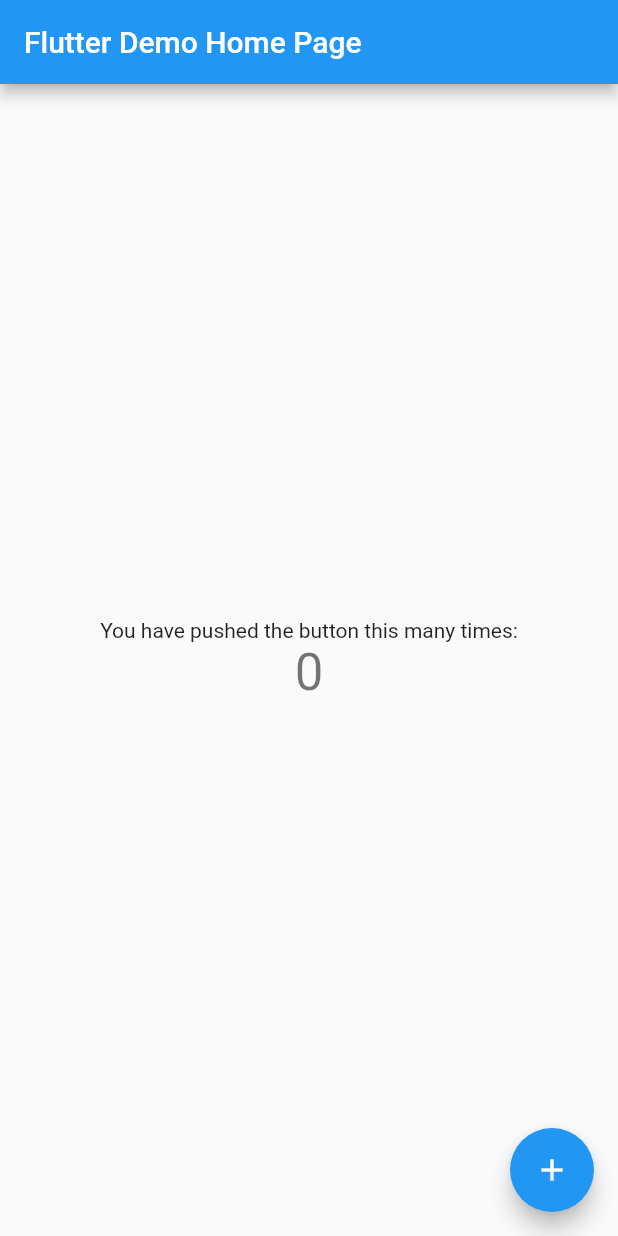
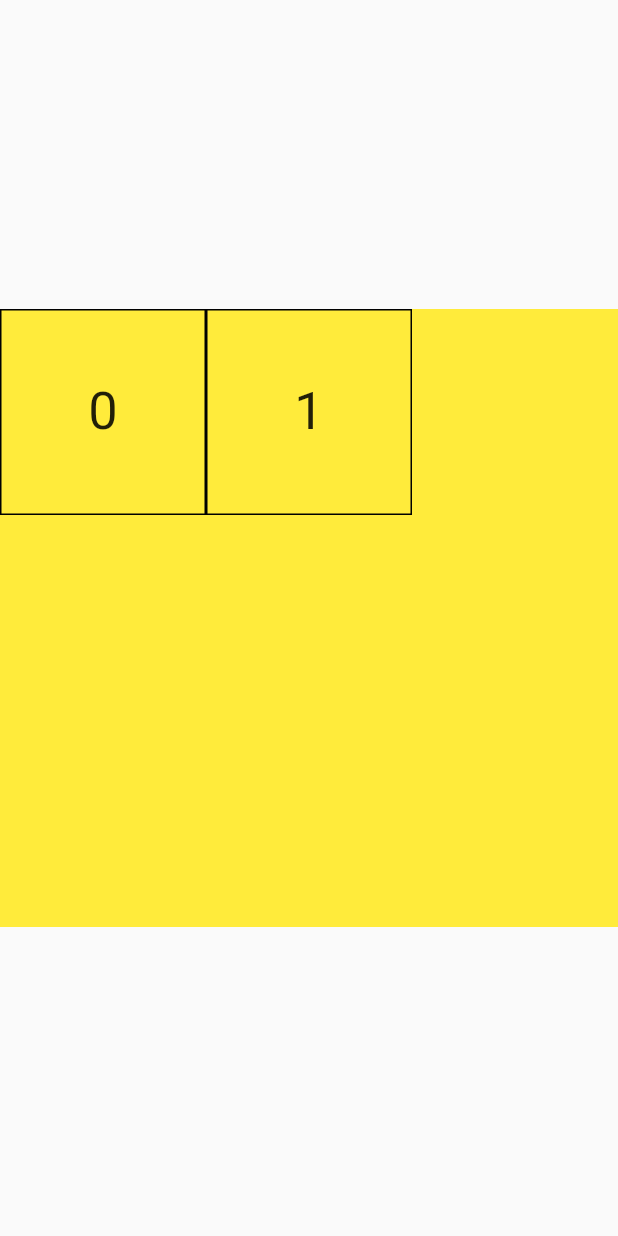
Before and after one commit to Pol-Pula/puzzl, a Flutter app: the screen it shows after launch, on a phone screen of 412 x 824 dp. Run offline on Flutter 3.47's test engine with Material 2 defaults, Android fonts, the phone set to English and light mode, and no system bars.

Commit message:
Stack before the function

```diff
--- a/lib/main.dart
+++ b/lib/main.dart
@@ -1,111 +1,95 @@
 import 'package:flutter/material.dart';
 
-void main() => runApp(MyApp());
+void main() {
+  runApp(Puzzl());
+}
 
-class MyApp extends StatelessWidget {
-  // This widget is the root of your application.
+class Puzzl extends StatelessWidget {
   @override
   Widget build(BuildContext context) {
     return MaterialApp(
-      title: 'Flutter Demo',
-      theme: ThemeData(
-        // This is the theme of your application.
-        //
-        // Try running your application with "flutter run". You'll see the
-        // application has a blue toolbar. Then, without quitting the app, try
-        // changing the primarySwatch below to Colors.green and then invoke
-        // "hot reload" (press "r" in the console where you ran "flutter run",
-        // or simply save your changes to "hot reload" in a Flutter IDE).
-        // Notice that the counter didn't reset back to zero; the application
-        // is not restarted.
-        primarySwatch: Colors.blue,
-      ),
-      home: MyHomePage(title: 'Flutter Demo Home Page'),
+      home: PuzzlPage(),
     );
   }
 }
 
-class MyHomePage extends StatefulWidget {
-  MyHomePage({Key key, this.title}) : super(key: key);
+class PuzzlPage extends StatefulWidget {
+  @override
+  _PuzzlPageState createState() => _PuzzlPageState();
+}
 
-  // This widget is the home page of your application. It is stateful, meaning
-  // that it has a State object (defined below) that contains fields that affect
-  // how it looks.
-
-  // This class is the configuration for the state. It holds the values (in this
-  // case the title) provided by the parent (in this case the App widget) and
-  // used by the build method of the State. Fields in a Widget subclass are
-  // always marked "final".
-
-  final String title;
+class _PuzzlPageState extends State<PuzzlPage> {
+  double size;
+  List<int> numbers = [1,2,3,4,5,6,7,8,9];
 
   @override
-  _MyHomePageState createState() => _MyHomePageState();
-}
+  void initState() {
+    // TODO: implement initState
+    super.initState();
+    initSize();
+  }
 
-class _MyHomePageState extends State<MyHomePage> {
-  int _counter = 0;
-
-  void _incrementCounter() {
+  void initSize() async {
+    await Future(() {});
     setState(() {
-      // This call to setState tells the Flutter framework that something has
-      // changed in this State, which causes it to rerun the build method below
-      // so that the display can reflect the updated values. If we changed
-      // _counter without calling setState(), then the build method would not be
-      // called again, and so nothing would appear to happen.
-      _counter++;
+      size = MediaQuery.of(context).size.width;
     });
   }
 
   @override
   Widget build(BuildContext context) {
-    // This method is rerun every time setState is called, for instance as done
-    // by the _incrementCounter method above.
-    //
-    // The Flutter framework has been optimized to make rerunning build methods
-    // fast, so that you can just rebuild anything that needs updating rather
-    // than having to individually change instances of widgets.
     return Scaffold(
-      appBar: AppBar(
-        // Here we take the value from the MyHomePage object that was created by
-        // the App.build method, and use it to set our appbar title.
-        title: Text(widget.title),
-      ),
-      body: Center(
-        // Center is a layout widget. It takes a single child and positions it
-        // in the middle of the parent.
-        child: Column(
-          // Column is also a layout widget. It takes a list of children and
-          // arranges them vertically. By default, it sizes itself to fit its
-          // children horizontally, and tries to be as tall as its parent.
-          //
-          // Invoke "debug painting" (press "p" in the console, choose the
-          // "Toggle Debug Paint" action from the Flutter Inspector in Android
-          // Studio, or the "Toggle Debug Paint" command in Visual Studio Code)
-          // to see the wireframe for each widget.
-          //
-          // Column has various properties to control how it sizes itself and
-          // how it positions its children. Here we use mainAxisAlignment to
-          // center the children vertically; the main axis here is the vertical
-          // axis because Columns are vertical (the cross axis would be
-          // horizontal).
-          mainAxisAlignment: MainAxisAlignment.center,
-          children: <Widget>[
-            Text(
-              'You have pushed the button this many times:',
+      body: SafeArea(
+        child: Center(
+          child: Container(
+            width: size ?? 0,
+            height: size ?? 0,
+            color: Colors.yellow,
+            child: Stack(
+              children: <Widget>[
+                Align(
+                  alignment: Alignment.topLeft,
+                  child: Number(
+                    size: size / 3,
+                    number: 0,
+                  ),
+                ),
+                Align(
+                  alignment: Alignment.topCenter,
+                  child: Number(
+                    size: size / 3,
+                    number: 1,
+                  ),
+                ),
+              ],
             ),
-            Text(
-              '$_counter',
-              style: Theme.of(context).textTheme.display1,
-            ),
-          ],
+          ),
         ),
       ),
-      floatingActionButton: FloatingActionButton(
-        onPressed: _incrementCounter,
-        tooltip: 'Increment',
-        child: Icon(Icons.add),
-      ), // This trailing comma makes auto-formatting nicer for build methods.
     );
   }
 }
+
+class Number extends StatelessWidget {
+  final double size;
+  final int number;
+
+  const Number({Key key, this.size, this.number}) : super(key: key);
+
+  @override
+  Widget build(BuildContext context) {
+    return Container(
+      width: size,
+      height: size,
+      decoration: BoxDecoration(
+        border: Border.all()
+      ),
+      child: Center(
+        child: Text(
+          number.toString(),
+          style: TextStyle(fontSize: 35),
+        ),
+      ),
+    );
+  }
+}
```
